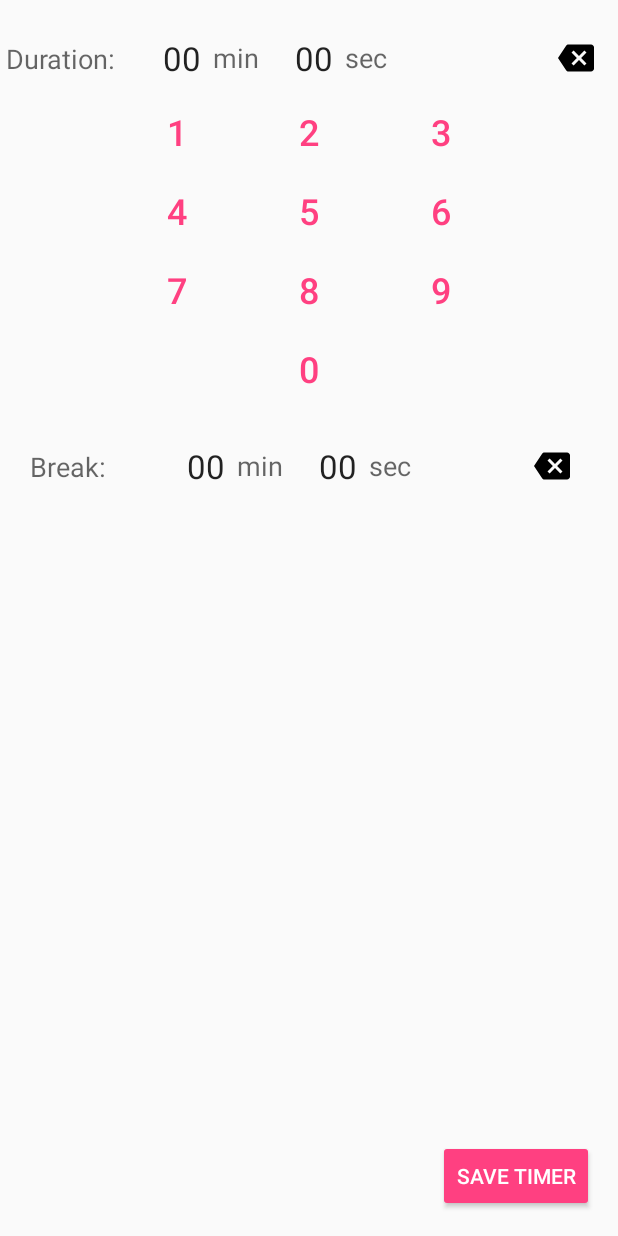
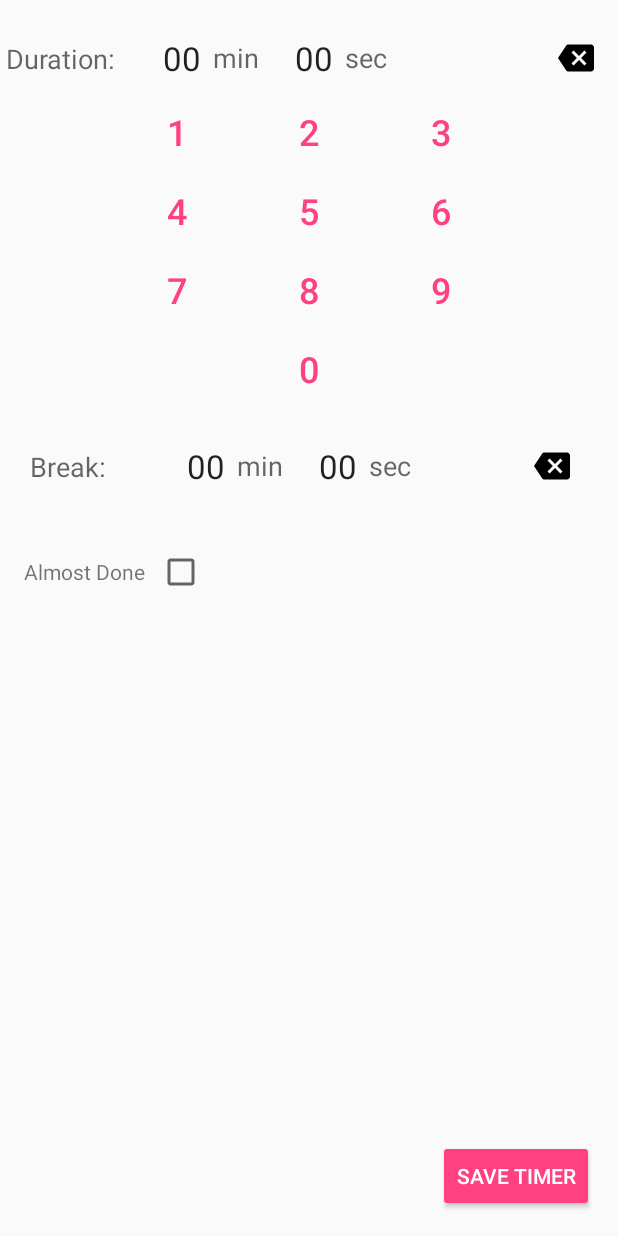
Before and after one commit to ThomasKomarnicki/RingTimer, an Android app: the layout fragment_add_timer.xml on its own in the app's theme, with its tools: preview values and no code run, on a phone screen of 412 x 824 dp. Run offline under Robolectric (Android 15) with nearby library versions, the phone set to English and light mode, and no system bars.

Commit message:
start almost done timer

```diff
--- a/app/src/main/java/com/github/komarnicki/thomas/ringtimer/addtimer/TimeInputView.kt
+++ b/app/src/main/java/com/github/komarnicki/thomas/ringtimer/addtimer/TimeInputView.kt
@@ -18,6 +18,8 @@ class TimeInputView : LinearLayout {
     private var secondsText: TextView? = null
 
     private var timePadInputView: TimePadInputView? = null
+
+    private var label: TextView? = null
 
     fun seconds(): Int {
         if (numbers.isEmpty())
@@ -48,15 +50,14 @@ class TimeInputView : LinearLayout {
         init(null)
     }
 
-
     private fun init(attrs: AttributeSet?, defStyle: Int = 0){
         orientation = VERTICAL
         val view = View.inflate(context, R.layout.time_input, null) as ConstraintLayout
         addView(view)
 
         val a = context.obtainStyledAttributes(attrs, R.styleable.TimeInputView, defStyle, 0)
-        val label = view.findViewById(R.id.time_input_label) as TextView
-        label.text = a.getString(R.styleable.TimeInputView_label_text)
+        label = view.findViewById(R.id.time_input_label) as TextView
+        label?.text = a.getString(R.styleable.TimeInputView_label_text)
         a.recycle()
 
         minutesText = view.findViewById(R.id.time_input_min_text) as TextView
@@ -110,4 +111,12 @@ class TimeInputView : LinearLayout {
 
     }
 
+    fun hideLabel(){
+        label?.visibility = View.GONE
+    }
+
+    override fun setEnabled(enabled: Boolean) {
+        super.setEnabled(enabled)
+    }
+
 }
--- a/app/src/main/res/layout/fragment_add_timer.xml
+++ b/app/src/main/res/layout/fragment_add_timer.xml
@@ -53,4 +53,34 @@
         app:layout_constraintEnd_toEndOf="parent"
         tools:layout_editor_absoluteX="256dp"
         tools:layout_editor_absoluteY="503dp"/>
+
+    <CheckBox
+        android:id="@+id/add_timer_almost_done_check"
+        android:layout_width="wrap_content"
+        android:layout_height="wrap_content"
+        android:layout_marginTop="32dp"
+        app:layout_constraintTop_toBottomOf="@+id/add_timer_break"
+        app:layout_constraintStart_toEndOf="@+id/textView"
+        android:layout_marginStart="8dp"/>
+
+    <TextView
+        android:id="@+id/textView"
+        android:layout_width="wrap_content"
+        android:layout_height="wrap_content"
+        android:layout_marginStart="16dp"
+        android:text="Almost Done"
+        app:layout_constraintBaseline_toBaselineOf="@+id/add_timer_almost_done_check"
+        app:layout_constraintStart_toStartOf="parent"
+        tools:layout_editor_absoluteX="7dp"/>
+
+    <com.github.komarnicki.thomas.ringtimer.addtimer.TimeInputView
+        android:id="@+id/add_timer_almost_done"
+        android:layout_width="0dp"
+        android:layout_height="0dp"
+        android:layout_marginEnd="8dp"
+        android:animateLayoutChanges="true"
+        app:label_text="Break:"
+        app:layout_constraintEnd_toEndOf="parent"
+        app:layout_constraintStart_toEndOf="@+id/add_timer_almost_done_check"
+        app:layout_constraintTop_toTopOf="@+id/add_timer_almost_done_check"/>
 </android.support.constraint.ConstraintLayout>
```
Also changed, not shown: app/src/main/java/com/github/komarnicki/thomas/ringtimer/addtimer/AddTimerFragment.kt (+15 -1 lines).
